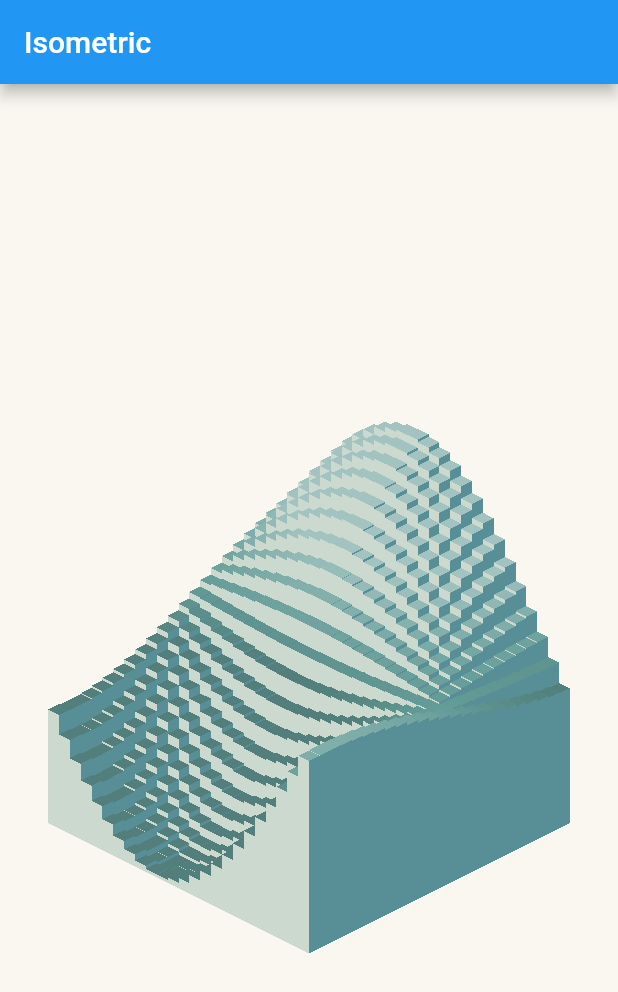
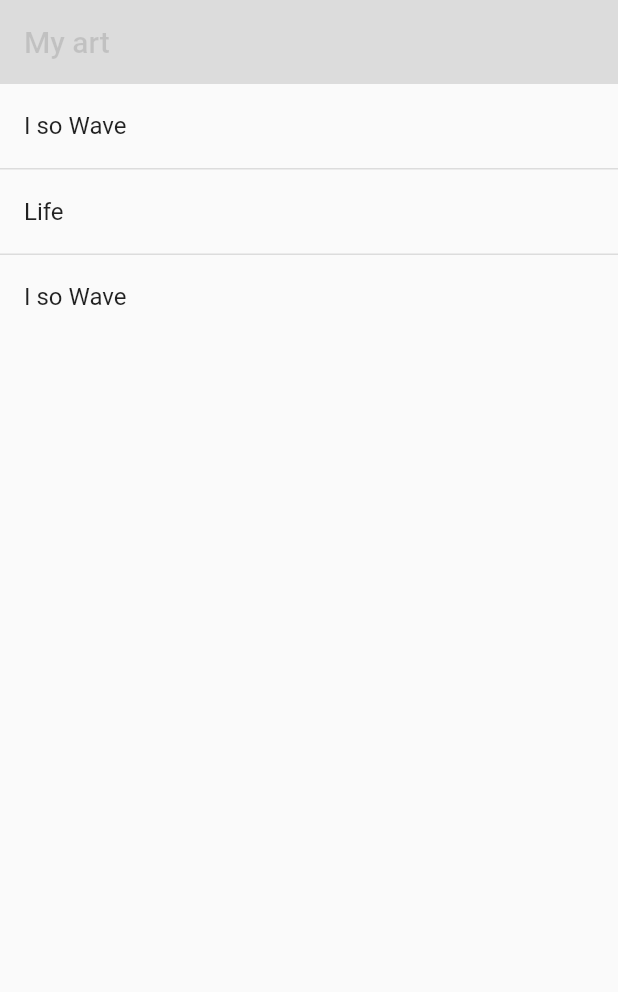
Before and after one commit to sergiandreplace/art, a Flutter app: the screen it shows after launch, on a phone screen of 412 x 824 dp. Shown: the top 992 px of the screen. Run offline on Flutter 3.47's test engine with Material 2 defaults, Android fonts, the phone set to English and light mode, and no system bars; our stand-ins replace google_fonts.

Commit message:
game of life

```diff
--- /dev/null
+++ b/lib/art_list.dart
@@ -0,0 +1,46 @@
+import 'package:art/art/isowave.dart';
+import 'package:flutter/material.dart';
+
+import 'art/isolife.dart';
+import 'art_page.dart';
+
+typedef ArtGenerator = Widget Function();
+
+class ArtItem {
+  final String title;
+  final ArtGenerator artGenerator;
+
+  ArtItem(this.title, this.artGenerator);
+}
+
+List<ArtItem> artItems = [
+  ArtItem("I so Wave", () => IsometricWave()),
+  ArtItem("Life", () => IsometricLife()),
+  ArtItem("I so Wave", () => IsometricWave()),
+];
+
+class ArtList extends StatelessWidget {
+  Widget buildItem(BuildContext context, int position) => ListTile(
+        title: Text(artItems[position].title),
+        onTap: () => Navigator.of(context).push(
+          MaterialPageRoute(
+            builder: (context) => ArtPage(
+              title: artItems[position].title,
+              child: artItems[position].artGenerator(),
+            ),
+          ),
+        ),
+      );
+
+  @override
+  Widget build(BuildContext context) {
+    return ListView.separated(
+      separatorBuilder: (context, position) => Container(
+        color: Colors.black12,
+        height: 1,
+      ),
+      itemBuilder: buildItem,
+      itemCount: artItems.length,
+    );
+  }
+}
--- a/lib/main.dart
+++ b/lib/main.dart
@@ -1,7 +1,7 @@
-import 'dart:math';
-
-import 'package:flutter/animation.dart';
+import 'package:art/art_list.dart';
 import 'package:flutter/material.dart';
+import 'package:flutter/services.dart';
+import 'package:google_fonts/google_fonts.dart';
 
 void main() {
   runApp(MyApp());
@@ -11,173 +11,35 @@ class MyApp extends StatelessWidget {
   @override
   Widget build(BuildContext context) {
     return MaterialApp(
+      debugShowCheckedModeBanner: false,
       title: 'Flutter Demo',
       theme: ThemeData(
         primarySwatch: Colors.blue,
         visualDensity: VisualDensity.adaptivePlatformDensity,
+        textTheme: GoogleFonts.montserratAlternatesTextTheme(),
       ),
-      home: MyHomePage(),
+      home: HomePage(),
     );
   }
 }
 
-class MyHomePage extends StatelessWidget {
+class HomePage extends StatelessWidget {
   @override
   Widget build(BuildContext context) {
+    SystemChrome.setEnabledSystemUIOverlays(SystemUiOverlay.values);
     return Scaffold(
       appBar: AppBar(
-        title: Text("Isometric"),
+        title: Text(
+          "My art",
+          style: TextStyle(color: Colors.black12),
+        ),
+        backgroundColor: Colors.black12,
+        toolbarOpacity: 1,
+        elevation: 0,
       ),
       body: Container(
-        width: double.infinity,
-        height: double.infinity,
-        child: Isometric(),
+        child: ArtList(),
       ),
     );
   }
 }
-
-class Isometric extends StatefulWidget {
-  @override
-  _IsometricState createState() => _IsometricState();
-}
-
-class _IsometricState extends State<Isometric> with SingleTickerProviderStateMixin {
-  AnimationController animationController;
-  double time = 0;
-  @override
-  void initState() {
-    super.initState();
-    animationController = AnimationController(vsync: this);
-    animationController.duration = Duration(seconds: 5);
-    animationController.addStatusListener((status) {
-      if (status == AnimationStatus.completed) animationController.forward(from: 0);
-    });
-    animationController.forward(from: 0);
-    animationController.addListener(() => setState(() => time = animationController.value));
-  }
-
-  @override
-  Widget build(BuildContext context) {
-    return CustomPaint(
-      painter: IsometricPainter(time),
-    );
-  }
-}
-
-class IsometricPainter extends CustomPainter {
-  final List<List<int>> grid = [
-    [1, 2, 3],
-    [1, 2, 3],
-    [1, 2, 3]
-  ];
-  final Paint plain = Paint()
-    ..color = Color(0xFF7FADA9)
-    ..style = PaintingStyle.fill
-    ..isAntiAlias = false;
-  final Paint plainBase = Paint()
-    ..color = Color(0xFF7FADA9)
-    ..style = PaintingStyle.fill
-    ..isAntiAlias = false;
-  final Paint backgroundPaint = Paint()
-    ..color = Color(0x44F6EDD3)
-    ..isAntiAlias = false;
-  final Paint clear = Paint()
-    ..color = Color(0xFFCCD9CE)
-    ..style = PaintingStyle.fill
-    ..isAntiAlias = false;
-  final Paint dark = Paint()
-    ..color = Color(0xFF588E95)
-    ..style = PaintingStyle.fill
-    ..isAntiAlias = false;
-  double time = 0;
-  IsometricPainter(this.time);
-
-  @override
-  void paint(Canvas canvas, Size size) {
-    var gridSize = 24; //grid.length;
-    var maxHeight = 30;
-    var minSize = min(size.width, size.height);
-    var tileHeight = (minSize / (gridSize + maxHeight)) * 0.95;
-    var tileWidth = tileHeight * 2;
-    var tileSize = Size(tileWidth, tileHeight);
-    var start = Offset(size.width / 2, (size.height + tileHeight * maxHeight - tileSize.height * gridSize) / 2);
-
-    void drawBackground() {
-      Path path = Path();
-      path.moveTo(start.dx, start.dy);
-      path.lineTo(start.dx + gridSize * tileSize.width / 2, start.dy + gridSize * tileSize.height / 2);
-      path.lineTo(start.dx, start.dy + gridSize * tileSize.height);
-      path.lineTo(start.dx - gridSize * tileSize.width / 2, start.dy + gridSize * tileSize.height / 2);
-      path.close();
-      canvas.drawPath(path, dark);
-    }
-
-    void drawTile(double x, double y, {double light}) {
-      var tileStart = Offset(
-        start.dx + tileSize.width * x / 2 - tileSize.width * y / 2,
-        start.dy + tileSize.height * x / 2 + tileSize.height * y / 2,
-      );
-      Path path = Path();
-      path.moveTo(tileStart.dx, tileStart.dy);
-      path.lineTo(tileStart.dx + tileSize.width / 2, tileStart.dy + tileSize.height / 2);
-      path.lineTo(tileStart.dx, tileStart.dy + tileSize.height);
-      path.lineTo(tileStart.dx - tileSize.width / 2, tileStart.dy + tileSize.height / 2);
-      path.close();
-
-      if (light != null) {
-        var l = min(0.70, max(light.abs(), 0.41));
-        plain.color = HSLColor.fromColor(plainBase.color).withLightness(l).toColor();
-      } else {
-        plain.color = plainBase.color;
-      }
-      canvas.drawPath(path, plain);
-    }
-
-    void drawBlock(double x, double y, double height) {
-      var tileFloor = Offset(
-        start.dx + tileSize.width * x / 2 - tileSize.width * y / 2,
-        start.dy + tileSize.height * x / 2 + tileSize.height * y / 2,
-      );
-      var tileTop = Offset(
-        start.dx + tileSize.width * (x - height) / 2 - tileSize.width * (y - height) / 2,
-        start.dy + tileSize.height * (x - height) / 2 + tileSize.height * (y - height) / 2,
-      );
-
-      Path leftSide = Path();
-      leftSide.moveTo(tileTop.dx - tileSize.width / 2, tileTop.dy + tileSize.height / 2);
-      leftSide.lineTo(tileTop.dx, tileTop.dy + tileSize.height);
-      leftSide.lineTo(tileFloor.dx, tileFloor.dy + tileSize.height);
-      leftSide.lineTo(tileFloor.dx - tileSize.width / 2, tileFloor.dy + tileSize.height / 2);
-      leftSide.close();
-      canvas.drawPath(leftSide, clear);
-
-      Path rightSide = Path();
-      rightSide.moveTo(tileTop.dx + tileSize.width / 2, tileTop.dy + tileSize.height / 2);
-      rightSide.lineTo(tileTop.dx, tileTop.dy + tileSize.height);
-      rightSide.lineTo(tileFloor.dx, tileFloor.dy + tileSize.height);
-      rightSide.lineTo(tileFloor.dx + tileSize.width / 2, tileFloor.dy + tileSize.height / 2);
-      rightSide.close();
-      canvas.drawPath(rightSide, dark);
-      drawTile(
-        x - height,
-        y - height,
-        light: height.toDouble() / maxHeight.toDouble(),
-      );
-    }
-
-    canvas.drawPaint(backgroundPaint);
-    drawBackground();
-    for (double i = 0; i < gridSize; i++) {
-      for (double j = 0; j < gridSize; j++) {
-        drawTile(i, j);
-        var id = pi * 2 * time + pi * i / gridSize;
-        var ij = pi * 2 * time + pi * j / gridSize;
-        drawBlock(i, j, ((maxHeight / 2) + sin(id) * cos(ij) * maxHeight / 2));
-      }
-    }
-  }
-
-  @override
-  bool shouldRepaint(CustomPainter oldDelegate) => true;
-}
--- a/pubspec.yaml
+++ b/pubspec.yaml
@@ -23,6 +23,7 @@ environment:
 dependencies:
   flutter:
     sdk: flutter
+  google_fonts: ^1.1.0
 
 
   # The following adds the Cupertino Icons font to your application.
```
Also changed, not shown: lib/art/isolife.dart (added, +133 -0 lines), lib/art/isowave.dart (added, +60 -0 lines), lib/art_page.dart (added, +49 -0 lines), lib/isometric.dart (added, +180 -0 lines), pubspec.lock.
